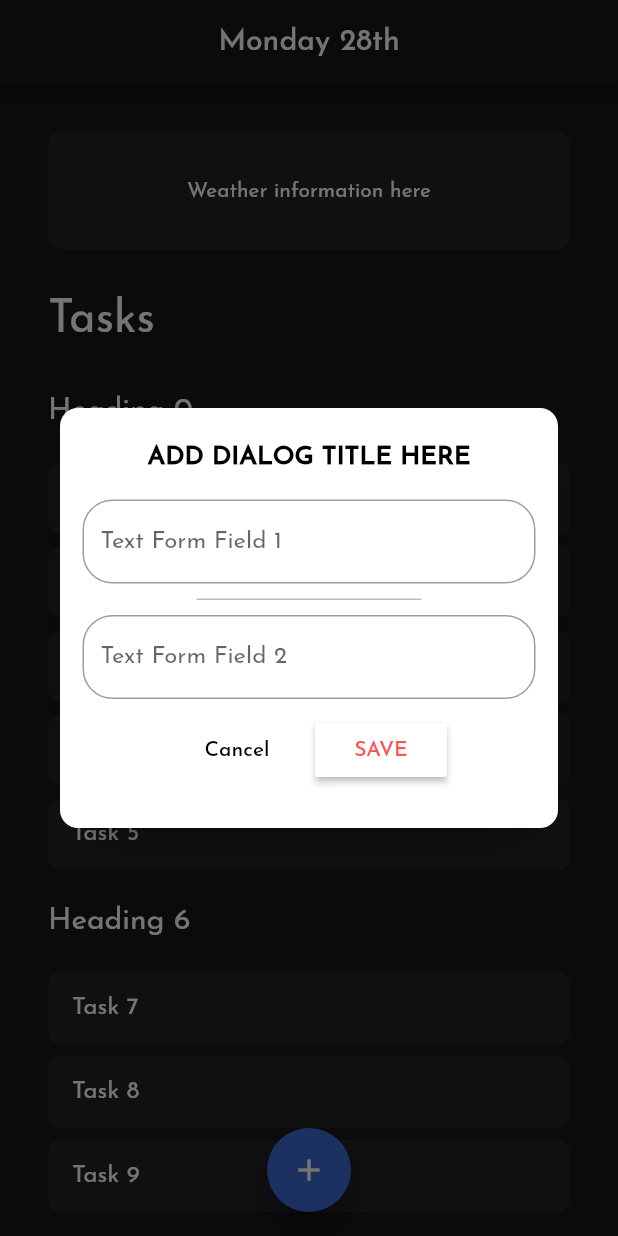
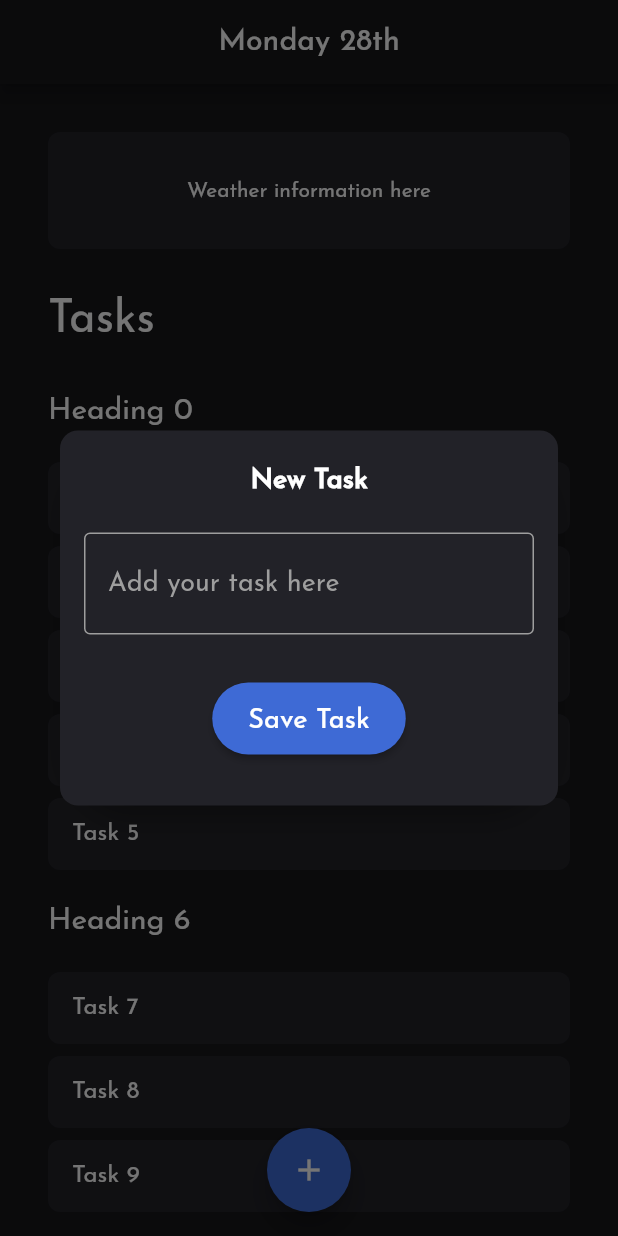
Before and after one commit to IanWambai/HydroIQToDo, a Flutter app: the screen it shows after launch, after a tap on the "add" icon, on a phone screen of 412 x 824 dp. Run offline on Flutter 3.47's test engine with Material 2 defaults, Android fonts, the phone set to English and light mode, and no system bars.

Commit message:
Enter Task Dialog
Update enter task dialog UI.

Signed-off-by: Ian Wambai <ianwambai@gmail.com>

```diff
--- a/lib/main.dart
+++ b/lib/main.dart
@@ -61,7 +61,7 @@ class _MyHomePageState extends State<MyHomePage> {
             ),
             elevation: 6,
             backgroundColor: Colors.transparent,
-            child: _DialogWithTextField(context),
+            child: _dialogWithTextField(context),
           );
         });
   }
@@ -194,10 +194,10 @@ class MessageItem implements ListItem {
       );
 }
 
-Widget _DialogWithTextField(BuildContext context) => Container(
-      height: 280,
+Widget _dialogWithTextField(BuildContext context) => Container(
+      height: 250,
       decoration: BoxDecoration(
-        color: Colors.white,
+        color: Color(0xff222228),
         shape: BoxShape.rectangle,
         borderRadius: BorderRadius.all(Radius.circular(12)),
       ),
@@ -205,74 +205,61 @@ Widget _DialogWithTextField(BuildContext context) => Container(
         children: <Widget>[
           SizedBox(height: 24),
           Text(
-            "ADD DIALOG TITLE HERE".toUpperCase(),
+            "New Task",
             textAlign: TextAlign.center,
             style: TextStyle(
-              color: Colors.black,
+              color: Colors.white,
               fontWeight: FontWeight.bold,
-              fontSize: 17,
+              fontSize: 18,
             ),
           ),
           SizedBox(height: 10),
           Padding(
-              padding:
-                  EdgeInsets.only(top: 10, bottom: 10, right: 15, left: 15),
+              padding: EdgeInsets.all(16.0),
               child: TextFormField(
+                style: TextStyle(color: Colors.white, fontSize: 20.0),
                 maxLines: 1,
                 autofocus: false,
                 keyboardType: TextInputType.text,
                 decoration: InputDecoration(
-                  labelText: 'Text Form Field 1',
+                  contentPadding: EdgeInsets.only(
+                      top: 32.0, bottom: 16.0, left: 16.0, right: 16.0),
+                  labelStyle: TextStyle(color: Colors.grey, fontSize: 18.0),
+                  labelText: 'Add your task here',
+                  focusedBorder: OutlineInputBorder(
+                    borderSide: BorderSide(color: Colors.grey, width: 1.0),
+                  ),
+                  enabledBorder: OutlineInputBorder(
+                    borderSide: BorderSide(color: Colors.grey, width: 1.0),
+                  ),
                   border: OutlineInputBorder(
-                    borderRadius: BorderRadius.circular(20.0),
+                    borderRadius: BorderRadius.circular(4.0),
                   ),
                 ),
               )),
-          Container(
-            width: 150.0,
-            height: 1.0,
-            color: Colors.grey[400],
-          ),
-          Padding(
-              padding: EdgeInsets.only(top: 10, right: 15, left: 15),
-              child: TextFormField(
-                maxLines: 1,
-                autofocus: false,
-                keyboardType: TextInputType.text,
-                decoration: InputDecoration(
-                  labelText: 'Text Form Field 2',
-                  border: OutlineInputBorder(
-                    borderRadius: BorderRadius.circular(20.0),
-                  ),
-                ),
-              )),
-          SizedBox(height: 10),
+          SizedBox(height: 16),
           Row(
             mainAxisSize: MainAxisSize.min,
             children: <Widget>[
-              FlatButton(
-                onPressed: () {
-                  Navigator.of(context).pop();
-                },
-                child: Text(
-                  "Cancel",
-                  style: TextStyle(
-                    color: Colors.black,
-                  ),
+              RaisedButton(
+                shape: RoundedRectangleBorder(
+                  borderRadius: BorderRadius.circular(32.0),
                 ),
-              ),
-              SizedBox(width: 8),
-              RaisedButton(
-                color: Colors.white,
-                child: Text(
-                  "Save".toUpperCase(),
-                  style: TextStyle(
-                    color: Colors.redAccent,
+                color: Color(0xff3E6AD5),
+                child: Padding(
+                  padding: const EdgeInsets.only(
+                      top: 16.0, bottom: 14.0, left: 8.0, right: 8.0),
+                  child: Text(
+                    "Save Task",
+                    style: TextStyle(
+                      color: Colors.white,
+                      fontSize: 18.0,
+                    ),
                   ),
                 ),
                 onPressed: () {
-                  print('Update the user info');
-                  // return Navigator.of(context).pop(true);
+                  //Add data to list
+                  Navigator.of(context).pop();
                 },
               )
             ],
```
